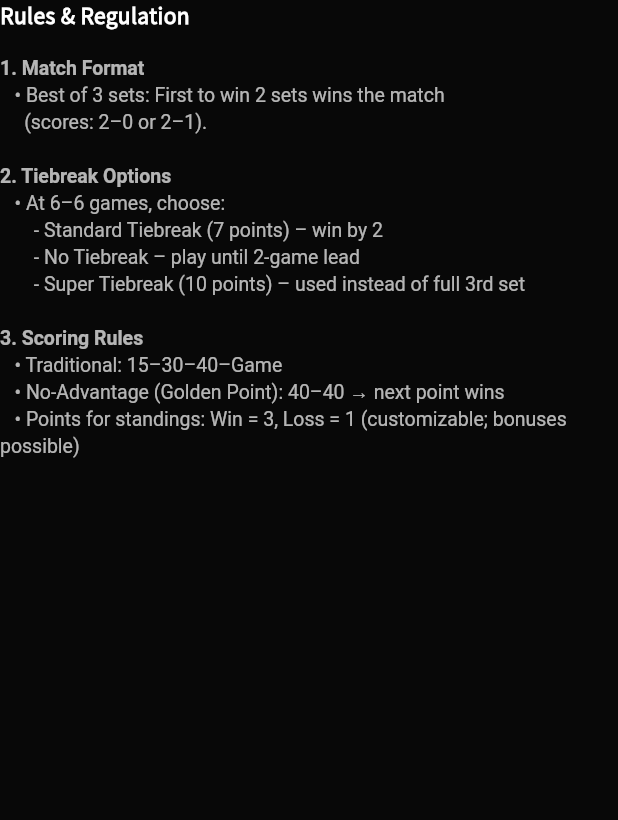
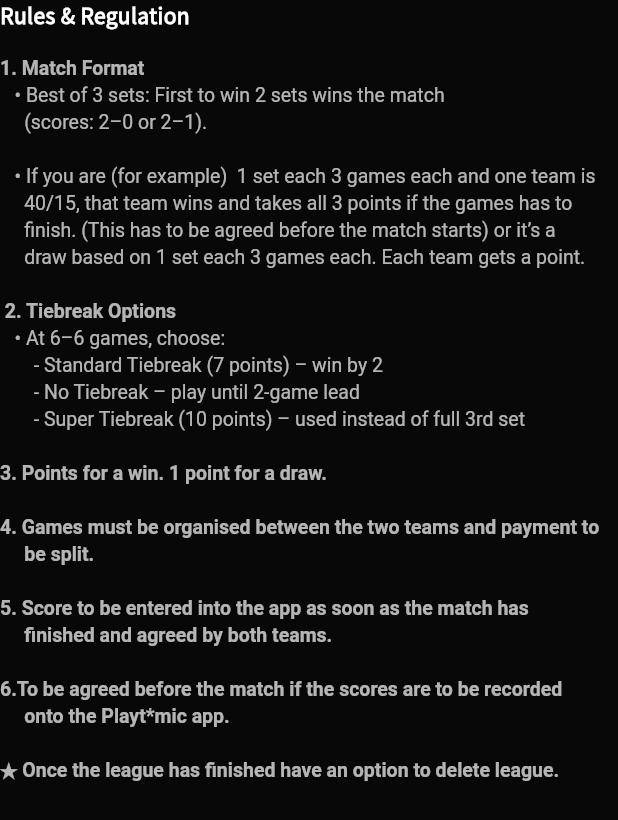
Before and after one commit to Sristy72/karl5-----Central-padel-league-manager, a Flutter app: the CreateLeagueRulesSection widget shown alone on an empty page, opened directly, on a phone screen of 412 x 824 dp. Shown: the top 820 px of the screen. Run offline on Flutter 3.47's test engine with Material 3 defaults, Android fonts, the phone set to English and light mode, and no system bars; our stand-ins replace connectivity_plus, dartz, dio, equatable, file_picker, flutter_secure_storage and 7 more; missing offline and left inert: flutx_core; accounts and stored records are empty; network calls fail; statements that could not run were skipped.

Commit message:
Update league rules section with additional details
Expanded the rules section to include more detailed match scenarios, point allocation, game organization, score entry, and app usage instructions. Also added an option to delete the league after completion.

```diff
--- a/lib/features/Create_league/presentation/widgets/create_league_rules_section.dart
+++ b/lib/features/Create_league/presentation/widgets/create_league_rules_section.dart
@@ -31,7 +31,8 @@ class CreateLeagueRulesSection extends StatelessWidget {
               ),
               TextSpan(
                 text:
-                "   • Best of 3 sets: First to win 2 sets wins the match \n     (scores: 2–0 or 2–1).\n\n",
+                "   \u2022 Best of 3 sets: First to win 2 sets wins the match \n     (scores: 2–0 or 2–1).\n\n"
+                "   \u2022 If you are (for example)  1 set each 3 games each and one team is \n\t\t\t\t\t40/15, that team wins and takes all 3 points if the games has to \n\t\t\t\t\tfinish. (This has to be agreed before the match starts) or it’s a \n\t\t\t\t\tdraw based on 1 set each 3 games each. Each team gets a point.\n\n ",
               ),
               TextSpan(
                 text: "2. Tiebreak Options\n",
@@ -39,20 +40,30 @@ class CreateLeagueRulesSection extends StatelessWidget {
               ),
               TextSpan(
                 text:
-                "   • At 6–6 games, choose:\n"
+                "   \u2022 At 6–6 games, choose:\n"
                     "       - Standard Tiebreak (7 points) – win by 2\n"
                     "       - No Tiebreak – play until 2-game lead\n"
                     "       - Super Tiebreak (10 points) – used instead of full 3rd set\n\n",
               ),
               TextSpan(
-                text: "3. Scoring Rules\n",
+                text: "3. Points for a win. 1 point for a draw.\n\n",
                 style: TextStyle(fontWeight: FontWeight.bold),
               ),
-              TextSpan(
-                text:
-                "   • Traditional: 15–30–40–Game\n"
-                    "   • No-Advantage (Golden Point): 40–40 → next point wins\n"
-                    "   • Points for standings: Win = 3, Loss = 1 (customizable; bonuses possible)\n",
+               TextSpan(
+                text: "4. Games must be organised between the two teams and payment to \n\t\t\t\t\tbe split.\n\n",
+                style: TextStyle(fontWeight: FontWeight.bold),
+              ),
+               TextSpan(
+                text: "5. Score to be entered into the app as soon as the match has \n\t\t\t\t\tfinished and agreed by both teams.\n\n",
+                style: TextStyle(fontWeight: FontWeight.bold),
+              ),
+               TextSpan(
+                text: "6.To be agreed before the match if the scores are to be recorded \n\t\t\t\t\tonto the Playt*mic app.\n\n",
+                style: TextStyle(fontWeight: FontWeight.bold),
+              ),
+               TextSpan(
+                text: "\u2605 Once the league has finished have an option to delete league.",
+                style: TextStyle(fontWeight: FontWeight.bold),
               ),
             ],
           ),
```
